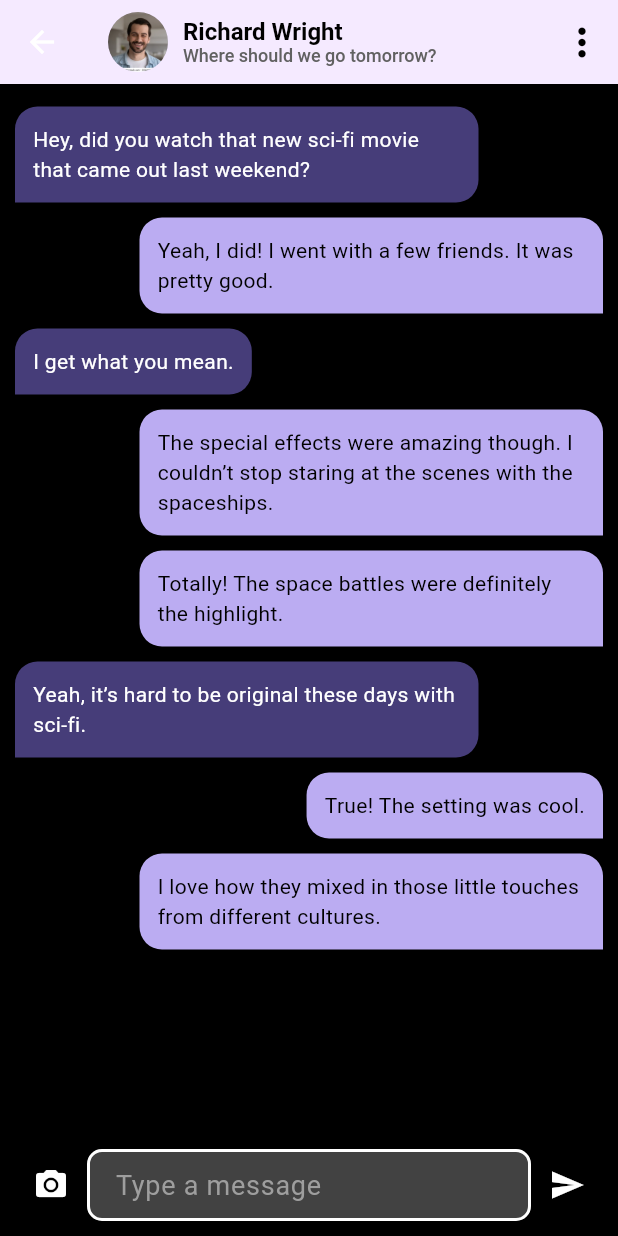
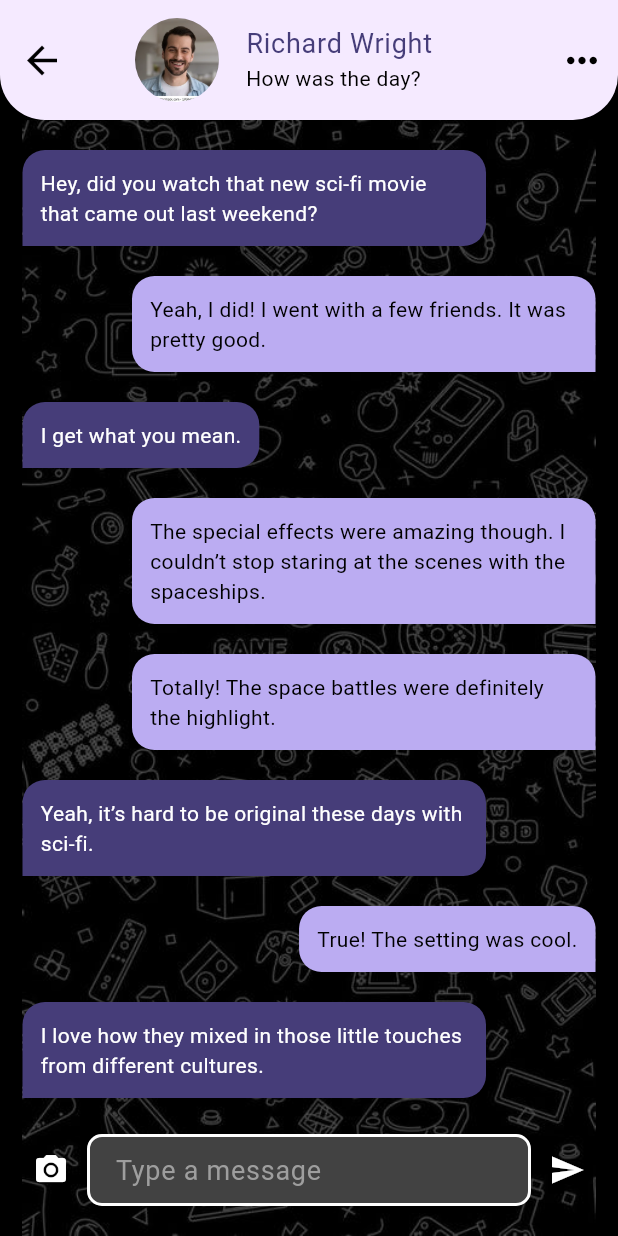
Before and after one commit to CSI-Trainee-2024/Team2_hola_app, a Flutter app: the ChatScreen screen opened directly, on a phone screen of 412 x 824 dp. Run offline on Flutter 3.47's test engine with Material 3 defaults, Android fonts, the phone set to English and light mode, and no system bars; our stand-ins replace font_awesome_flutter, google_fonts, image_picker.

Commit message:
modified some changes in the UI of chatting

```diff
--- a/lib/subScreen/HomeSubScreen/chatting/allchats.dart
+++ b/lib/subScreen/HomeSubScreen/chatting/allchats.dart
@@ -39,6 +39,8 @@ class _allchatState extends State<allchat> {
                       itemCount: postList.length,
                       itemBuilder: (context, index) {
                         return ListTile(
+                          //horizontalTitleGap: 10,
+                          minVerticalPadding: 20,
                           onTap: () {
                             Navigator.push(
                                 context,
--- a/lib/subScreen/HomeSubScreen/chatting/chatSection.dart
+++ b/lib/subScreen/HomeSubScreen/chatting/chatSection.dart
@@ -1,4 +1,5 @@
 import 'package:flutter/material.dart';
+import 'package:hola_app/subScreen/HomeSubScreen/chatting/allchats.dart';
 import 'package:hola_app/themes/colors.dart';
 import 'package:hola_app/themes/customTheme/textTheme.dart';
 
@@ -18,46 +19,56 @@ class ChatScreen extends StatelessWidget {
     Message("True! The setting was cool.", true),
     Message(
         "I love how they mixed in those little touches from different cultures.",
-        true),
+        false),
   ];
 
   @override
   Widget build(BuildContext context) {
     return Scaffold(
-      backgroundColor: Colors.black,
-      appBar: AppBar(
+      appBar: PreferredSize(
+        preferredSize: const Size(double.infinity, 80),
+        child: AppBar(
+          toolbarHeight: 100,
           backgroundColor: colors.chatAppBar,
-        title: Row(
-          children: [
-            const CircleAvatar(
+          shape: const RoundedRectangleBorder(
+              borderRadius: BorderRadius.only(
+                  bottomLeft: Radius.circular(30),
+                  bottomRight: Radius.circular(30))),
+          leading: IconButton(
+              color: colors.blackColor,
+              onPressed: () {
+                Navigator.pop(context);
+              },
+              icon: const Icon(
+                Icons.arrow_back,
+                size: 30,
+              )),
+          title: ListTile(
+            leading: const CircleAvatar(
+                radius: 30,
                 backgroundImage: AssetImage('assets/images/userImage.png')),
-            SizedBox(width: 10),
-            Column(
-              crossAxisAlignment: CrossAxisAlignment.start,
-              children: [
-                Text(
-                  "Richard Wright",
-                  style: TextStyle(
-                      color: Colors.black,
-                      fontWeight: FontWeight.bold,
-                      fontSize: 16),
+            title: Text(
+              'Richard Wright',
+              style: textTheme.apptextTheme.displayLarge,
             ),
-                Text(
-                  "Where should we go tomorrow?",
-                  style: TextStyle(color: Colors.grey.shade700, fontSize: 12),
+            subtitle: Text(
+              'How was the day?',
+              style: textTheme.apptextTheme.titleSmall,
             ),
-              ],
-            ),
-          ],
           ),
           actions: [
             IconButton(
-            icon: Icon(Icons.more_vert, color: Colors.black),
+              icon: const Icon(Icons.more_horiz, color: Colors.black),
               onPressed: () {},
             ),
           ],
         ),
-      body: Column(
+      ),
+      body: Container(
+        decoration: const BoxDecoration(
+            image: DecorationImage(
+                image: AssetImage('assets/images/backgroundChat.png'))),
+        child: Column(
           mainAxisAlignment: MainAxisAlignment.spaceEvenly,
           children: [
             Expanded(
@@ -71,8 +82,9 @@ class ChatScreen extends StatelessWidget {
                         ? Alignment.centerRight
                         : Alignment.centerLeft,
                     child: Container(
-                    margin: EdgeInsets.symmetric(vertical: 5),
-                    padding: EdgeInsets.all(12),
+                      margin: const EdgeInsets.symmetric(
+                          vertical: 10, horizontal: 5),
+                      padding: const EdgeInsets.all(12),
                       constraints: BoxConstraints(
                           maxWidth: MediaQuery.of(context).size.width * 0.75),
                       decoration: BoxDecoration(
@@ -80,14 +92,14 @@ class ChatScreen extends StatelessWidget {
                             ? colors.mainColor
                             : colors.chatDark,
                         borderRadius: BorderRadius.only(
-                        topLeft: Radius.circular(15),
-                        topRight: Radius.circular(15),
+                          topLeft: const Radius.circular(15),
+                          topRight: const Radius.circular(15),
                           bottomLeft: message.isSentByUser
-                            ? Radius.circular(15)
+                              ? const Radius.circular(15)
                               : Radius.zero,
                           bottomRight: message.isSentByUser
                               ? Radius.zero
-                            : Radius.circular(15),
+                              : const Radius.circular(15),
                         ),
                       ),
                       child: Text(
@@ -106,7 +118,7 @@ class ChatScreen extends StatelessWidget {
               child: Row(
                 children: [
                   IconButton(
-                  icon: Icon(Icons.camera_alt, color: Colors.white),
+                    icon: const Icon(Icons.camera_alt, color: Colors.white),
                     onPressed: () {},
                   ),
                   Expanded(
@@ -116,14 +128,14 @@ class ChatScreen extends StatelessWidget {
                         fillColor: Colors.grey.shade800,
                         hintText: "Type a message",
                         hintStyle: TextStyle(color: Colors.grey),
-                      contentPadding:
-                          EdgeInsets.symmetric(horizontal: 15, vertical: 10),
+                        contentPadding: const EdgeInsets.symmetric(
+                            horizontal: 15, vertical: 10),
                         border: OutlineInputBorder(
                           borderRadius: BorderRadius.circular(30),
                           borderSide: BorderSide.none,
                         ),
                       ),
-                    style: TextStyle(color: Colors.white),
+                      style: const TextStyle(color: Colors.white),
                     ),
                   ),
                   IconButton(
@@ -133,7 +145,11 @@ class ChatScreen extends StatelessWidget {
                 ],
               ),
             ),
+            const SizedBox(
+              height: 10,
+            )
           ],
+        ),
       ),
     );
   }
--- a/lib/themes/customTheme/textTheme.dart
+++ b/lib/themes/customTheme/textTheme.dart
@@ -42,5 +42,10 @@ class textTheme {
       color: colors.blackColor,
       fontWeight: FontWeight.w400,
     ),
+    displayLarge: GoogleFonts.roboto(
+      fontSize: 18,
+      color: colors.chatDark,
+      fontWeight: FontWeight.w400,
+    ),
   );
 }
```
Lines whose indentation alone changed are shown as unchanged.
